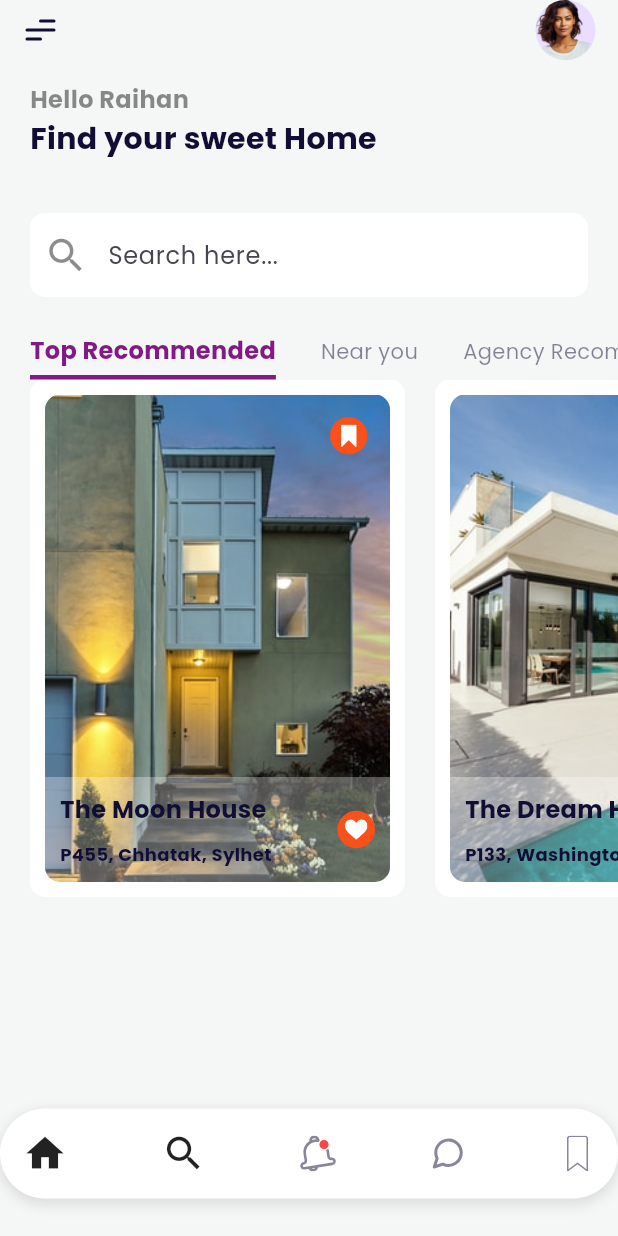
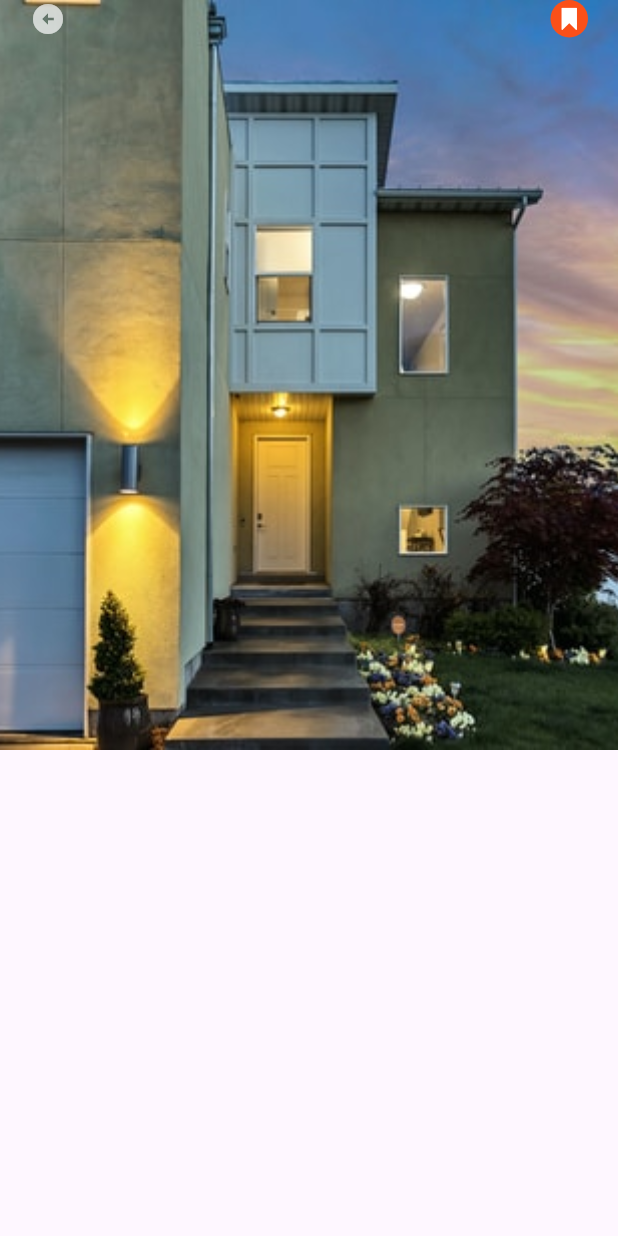
Before and after one commit to MrT2003/rental_house_ui, a Flutter app: the screen it shows after launch, after a tap on "The Moon House", on a phone screen of 412 x 824 dp. Run offline on Flutter 3.47's test engine with Material 3 defaults, Android fonts, the phone set to English and light mode, and no system bars; our stand-ins replace flutter_svg, google_fonts.

Commit message:
move to detail screen

```diff
--- /dev/null
+++ b/lib/screens/details/detail_screen.dart
@@ -0,0 +1,63 @@
+import 'package:flutter/material.dart';
+import 'package:flutter_svg/flutter_svg.dart';
+import 'package:rental_house_ui/constants.dart';
+import 'package:rental_house_ui/model/house.dart';
+
+class DetailScreen extends StatelessWidget {
+  const DetailScreen({super.key, required this.rent});
+  final House rent;
+
+  @override
+  Widget build(BuildContext context) {
+    return SafeArea(
+      child: Scaffold(
+        body: Column(
+          children: [
+            SizedBox(
+              height: 500,
+              child: Stack(
+                children: [
+                  Hero(
+                    tag: rent.imageUrl,
+                    child: Image.asset(
+                      rent.imageUrl,
+                      fit: BoxFit.cover,
+                      height: double.infinity,
+                    ),
+                  ),
+                  SafeArea(
+                    child: Padding(
+                      padding: const EdgeInsets.symmetric(horizontal: 20.0),
+                      child: Row(
+                        mainAxisAlignment: MainAxisAlignment.spaceBetween,
+                        children: [
+                          GestureDetector(
+                            onTap: () => Navigator.pop(context),
+                            child: Icon(
+                              Icons.arrow_circle_left_sharp,
+                              color: Colors.white70,
+                            ),
+                          ),
+                          Container(
+                            padding: EdgeInsets.all(5),
+                            height: 25,
+                            width: 25,
+                            decoration: BoxDecoration(
+                              color: secondaryColor,
+                              shape: BoxShape.circle,
+                            ),
+                            child: SvgPicture.asset("assets/icons/mark.svg"),
+                          )
+                        ],
+                      ),
+                    ),
+                  )
+                ],
+              ),
+            )
+          ],
+        ),
+      ),
+    );
+  }
+}
--- /dev/null
+++ b/lib/screens/home/best_offer.dart
@@ -0,0 +1,106 @@
+import 'package:flutter/material.dart';
+import 'package:flutter_svg/flutter_svg.dart';
+import 'package:rental_house_ui/constants.dart';
+
+class BestOffer extends StatelessWidget {
+  const BestOffer({super.key});
+
+  @override
+  Widget build(BuildContext context) {
+    return Padding(
+      padding: const EdgeInsets.symmetric(horizontal: 20.0, vertical: 10.0),
+      child: Column(
+        children: [
+          SizedBox(
+            height: 10,
+          ),
+          Row(
+            mainAxisAlignment: MainAxisAlignment.spaceBetween,
+            children: [
+              Text(
+                'Best Offer',
+                style: TextStyle(
+                  fontWeight: FontWeight.bold,
+                  fontSize: 18,
+                  color: titleTextColor,
+                ),
+              ),
+              Text(
+                'See All',
+                style: TextStyle(
+                  fontWeight: FontWeight.bold,
+                  fontSize: 16,
+                  color: Colors.black45,
+                ),
+              ),
+            ],
+          ),
+          SizedBox(
+            height: 10,
+          ),
+          Container(
+            padding: EdgeInsets.all(10),
+            decoration: BoxDecoration(
+              borderRadius: BorderRadius.circular(10),
+              color: Colors.purple.shade100,
+            ),
+            child: Stack(
+              children: [
+                Row(
+                  children: [
+                    Container(
+                      height: 70,
+                      width: 150,
+                      decoration: BoxDecoration(
+                          image: DecorationImage(
+                            image: AssetImage("assets/images/best_house.jpeg"),
+                            fit: BoxFit.cover,
+                          ),
+                          borderRadius: BorderRadius.circular(8)),
+                    ),
+                    SizedBox(
+                      width: 10,
+                    ),
+                    Column(
+                      crossAxisAlignment: CrossAxisAlignment.start,
+                      children: [
+                        Text(
+                          'The Moon House',
+                          style: TextStyle(
+                              fontWeight: FontWeight.bold, fontSize: 16),
+                        ),
+                        SizedBox(
+                          height: 10,
+                        ),
+                        Text(
+                          'P455, Chhatak, Sylhet',
+                          style: TextStyle(
+                            fontWeight: FontWeight.bold,
+                            fontSize: 12,
+                          ),
+                        ),
+                      ],
+                    )
+                  ],
+                ),
+                Positioned(
+                  right: 0,
+                  child: Container(
+                    padding: EdgeInsets.all(5),
+                    height: 25,
+                    width: 25,
+                    decoration: BoxDecoration(
+                      shape: BoxShape.circle,
+                      color: Colors.black26,
+                    ),
+                    child: SvgPicture.asset("assets/icons/heart.svg"),
+                  ),
+                ),
+              ],
+            ),
+          )
+        ],
+      ),
+    );
+  }
+}
--- a/lib/screens/home/home_screen.dart
+++ b/lib/screens/home/home_screen.dart
@@ -1,6 +1,7 @@
 import 'package:flutter/material.dart';
 import 'package:flutter_svg/flutter_svg.dart';
 import 'package:rental_house_ui/constants.dart';
+import 'package:rental_house_ui/screens/home/best_offer.dart';
 import 'package:rental_house_ui/screens/home/categories.dart';
 import 'package:rental_house_ui/screens/home/toprecommended.dart';
 import 'package:rental_house_ui/widgets/bottom_nav_bar.dart';
@@ -16,6 +17,7 @@ class HomeScreen extends StatelessWidget {
     return Scaffold(
       backgroundColor: backgroundColor,
       body: SafeArea(
+        child: SingleChildScrollView(
           child: Column(
             crossAxisAlignment: CrossAxisAlignment.start,
             children: [
@@ -24,7 +26,9 @@ class HomeScreen extends StatelessWidget {
               MySearchBar(),
               Categories(),
               Toprecommended(),
+              BestOffer(),
             ],
+          ),
         ),
       ),
       bottomNavigationBar: BottomNavBar(),
--- a/lib/screens/home/toprecommended.dart
+++ b/lib/screens/home/toprecommended.dart
@@ -2,6 +2,7 @@ import 'package:flutter/material.dart';
 import 'package:flutter_svg/flutter_svg.dart';
 import 'package:rental_house_ui/constants.dart';
 import 'package:rental_house_ui/model/house.dart';
+import 'package:rental_house_ui/screens/details/detail_screen.dart';
 
 class Toprecommended extends StatelessWidget {
   const Toprecommended({super.key});
@@ -16,7 +17,16 @@ class Toprecommended extends StatelessWidget {
           itemBuilder: (context, index) {
             final rent = recommendedList[index];
             return GestureDetector(
-              onTap: () => null,
+              onTap: () {
+                Navigator.push(
+                  context,
+                  MaterialPageRoute(
+                    builder: (context) => DetailScreen(
+                      rent: rent,
+                    ),
+                  ),
+                );
+              },
               child: Container(
                 margin: EdgeInsets.only(left: 20),
                 padding: EdgeInsets.all(10),
```
Lines whose indentation alone changed are shown as unchanged.
